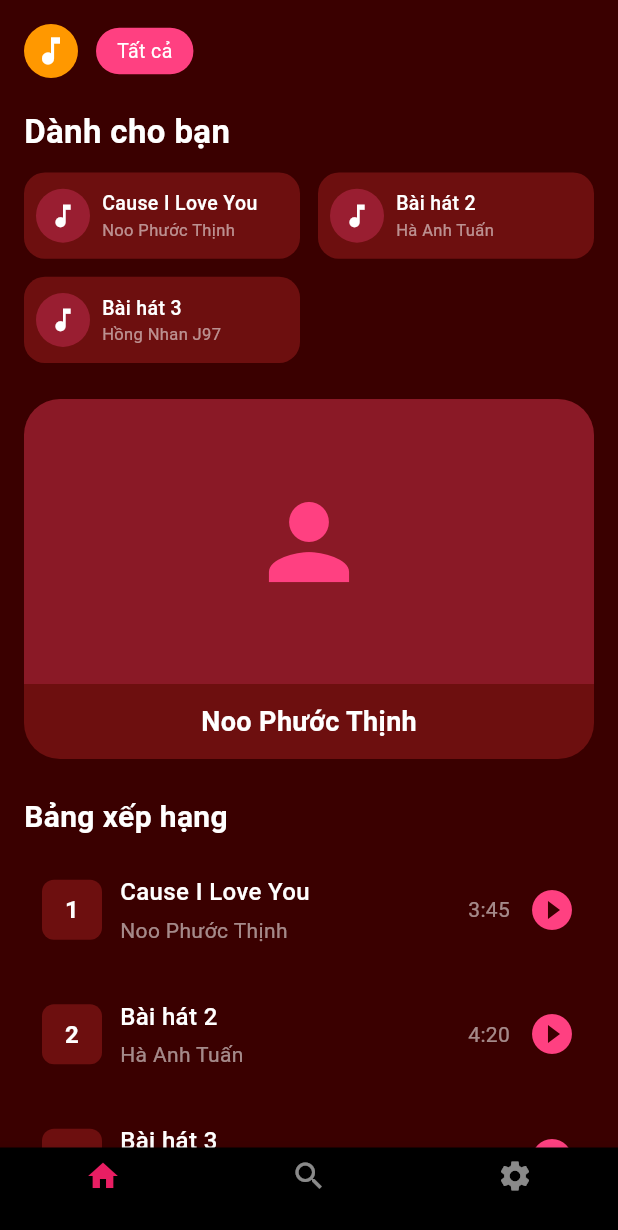
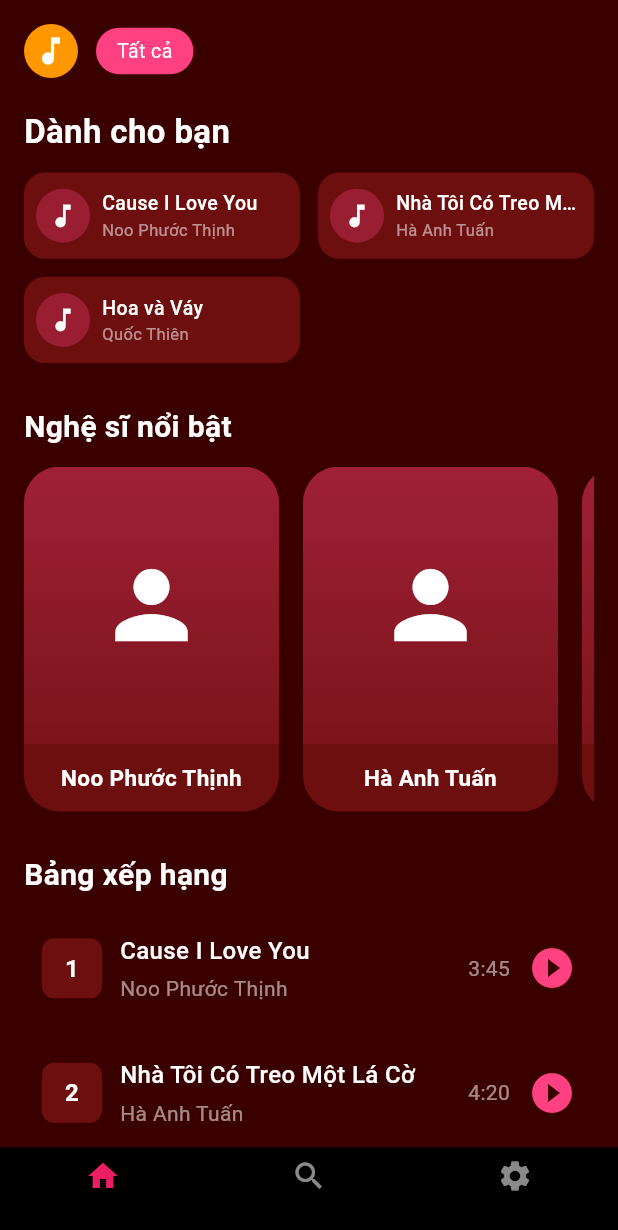
Before and after one commit to Ngocquyen111/TAQ-MUSIC, a Flutter app: the MainScreen screen opened directly, on a phone screen of 412 x 824 dp. Shown: the top 1230 px of the screen. Run offline on Flutter 3.47's test engine with Material 3 defaults, Android fonts, the phone set to English and light mode, and no system bars; our stand-ins replace audioplayers, firebase_auth, firebase_core, google_sign_in, image_picker, shared_preferences; accounts and stored records are empty.

Commit message:
Update ui home, nhạc

```diff
--- a/lib/data/music_data.dart
+++ b/lib/data/music_data.dart
@@ -3,7 +3,7 @@ import '../models/song.dart';
 
 class MusicData {
   static final List<Artist> artists = [
-    // Noo Phước Thịnh
+    // ================= NOO PHƯỚC THỊNH =================
     Artist(
       name: "Noo Phước Thịnh",
       image: "",
@@ -23,7 +23,7 @@ class MusicData {
         Song(
           title: "Cause I Love You",
           artist: "Noo Phước Thịnh",
-          filePath: "songs/cause_i_love_you.mp3",
+          filePath: "songs/Cause I Love You (Xuân Phát Tài 8).mp3",
           duration: "4:45",
         ),
         Song(
@@ -41,7 +41,7 @@ class MusicData {
       ],
     ),
 
-    // Hà Anh Tuấn
+    // ================= HÀ ANH TUẤN =================
     Artist(
       name: "Hà Anh Tuấn",
       image: "",
@@ -53,7 +53,7 @@ class MusicData {
           duration: "4:45",
         ),
         Song(
-          title: "Tháng mấy em nhớ anh",
+          title: "Tháng Mấy Em Nhớ Anh",
           artist: "Hà Anh Tuấn",
           filePath: "songs/Tháng Mấy Em Nhớ Anh_.mp3",
           duration: "4:28",
@@ -65,13 +65,13 @@ class MusicData {
           duration: "4:12",
         ),
         Song(
-          title: "Nhà tôi có treo một lá cờ",
+          title: "Nhà Tôi Có Treo Một Lá Cờ",
           artist: "Hà Anh Tuấn",
           filePath: "songs/Nhà Tôi Có Treo Một Lá Cờ.mp3",
           duration: "4:35",
         ),
         Song(
-          title: "Cơn mưa tình yêu",
+          title: "Cơn Mưa Tình Yêu",
           artist: "Hà Anh Tuấn",
           filePath: "songs/Cơn Mưa Tình Yêu.mp3",
           duration: "4:18",
@@ -79,9 +79,35 @@ class MusicData {
       ],
     ),
 
-    // Hồng Nhan J97
+    // ================= QUỐC THIÊN =================
     Artist(
-      name: "Hồng Nhan J97",
+      name: "Quốc Thiên",
+      image: "",
+      songs: [
+        Song(
+          title: "Hoa và Váy",
+          artist: "Quốc Thiên",
+          filePath: "songs/Hoa và Váy (RnB ver).mp3",
+          duration: "3:30",
+        ),
+        Song(
+          title: "Kiếp Sau Vẫn Là Người Việt Nam",
+          artist: "Quốc Thiên",
+          filePath: "songs/Kiếp Sau Vẫn Là Người Việt Nam.mp3",
+          duration: "4:12",
+        ),
+        Song(
+          title: "Rất Lâu Rồi Mới Khóc",
+          artist: "Quốc Thiên",
+          filePath: "songs/Rất Lâu Rồi Mới Khóc (New Version).mp3",
+          duration: "4:05",
+        ),
+      ],
+    ),
+
+    // ================= JACK - J97 =================
+    Artist(
+      name: "J97",
       image: "",
       songs: [
         Song(
@@ -91,19 +117,19 @@ class MusicData {
           duration: "4:22",
         ),
         Song(
-          title: "Sóng gió",
+          title: "Sóng Gió",
           artist: "Jack - J97",
           filePath: "songs/Sóng Gió.mp3",
           duration: "4:05",
         ),
         Song(
-          title: "Về bên anh",
+          title: "Về Bên Anh",
           artist: "Jack - J97",
           filePath: "songs/Về Bên Anh.mp3",
           duration: "3:58",
         ),
         Song(
-          title: "Trạm dừng chân",
+          title: "Trạm Dừng Chân",
           artist: "Jack - J97",
           filePath: "songs/Trạm Dừng Chân.mp3",
           duration: "4:15",
@@ -118,16 +144,18 @@ class MusicData {
     ),
   ];
 
-  // Lấy artist theo tên
+  // ================= HELPER METHODS =================
+
+  /// Lấy artist theo tên (so khớp tuyệt đối)
   static Artist? getArtistByName(String name) {
     try {
       return artists.firstWhere((artist) => artist.name == name);
-    } catch (e) {
+    } catch (_) {
       return null;
     }
   }
 
-  // Lấy tất cả bài hát của một artist
+  /// Lấy danh sách bài hát của một artist
   static List<Song> getSongsByArtist(String artistName) {
     final artist = getArtistByName(artistName);
     return artist?.songs ?? [];
--- a/lib/screens/home/home_screen.dart
+++ b/lib/screens/home/home_screen.dart
@@ -3,7 +3,7 @@ import '../../theme/app_colors.dart';
 import '../../services/music_service.dart';
 import '../../models/song.dart';
 import 'artist_detail_screen.dart';
-import 'profile_screen.dart'; // 🔽 ADDED
+import 'profile_screen.dart';
 
 class HomeScreen extends StatefulWidget {
   const HomeScreen({super.key});
@@ -15,6 +15,8 @@ class HomeScreen extends StatefulWidget {
 class _HomeScreenState extends State<HomeScreen> {
   final MusicService _musicService = MusicService();
 
+  // ================== DATA ==================
+
   final List<Song> _songs = [
     Song(
       title: "Cause I Love You",
@@ -23,42 +25,46 @@ class _HomeScreenState extends State<HomeScreen> {
       duration: "3:45",
     ),
     Song(
-      title: "Bài hát 2",
+      title: "Nhà Tôi Có Treo Một Lá Cờ",
       artist: "Hà Anh Tuấn",
-      filePath: "songs/song2.mp3",
+      filePath: "songs/Nhà Tôi Có Treo Một Lá Cờ.mp3",
       duration: "4:20",
     ),
     Song(
-      title: "Bài hát 3",
-      artist: "Hồng Nhan J97",
-      filePath: "songs/song3.mp3",
+      title: "Hoa và Váy",
+      artist: "Quốc Thiên",
+      filePath: "songs/Hoa và Váy (RnB ver).mp3",
       duration: "3:30",
     ),
   ];
 
-  String? _currentPlayingSong;
+  final List<Map<String, String>> _artists = [
+    {"name": "Noo Phước Thịnh", "image": ""},
+    {"name": "Hà Anh Tuấn", "image": ""},
+    {"name": "Quốc Thiên", "image": ""},
+  ];
+
+  // ================== PLAYER ==================
 
   @override
   void initState() {
     super.initState();
-    _musicService.onPlayerStateChanged.listen((state) {
-      if (mounted) {
-        setState(() {});
-      }
+    _musicService.onPlayerStateChanged.listen((_) {
+      if (mounted) setState(() {});
     });
   }
 
   void _playSong(Song song) async {
     await _musicService.play(song.filePath);
-    setState(() {
-      _currentPlayingSong = song.filePath;
-    });
+    setState(() {});
   }
 
-  bool _isCurrentlyPlaying(String filePath) {
+  bool _isPlaying(String filePath) {
     return _musicService.currentSongPath == filePath &&
         _musicService.isPlaying;
   }
+
+  // ================== UI ==================
 
   @override
   Widget build(BuildContext context) {
@@ -66,9 +72,9 @@ class _HomeScreenState extends State<HomeScreen> {
       child: ListView(
         padding: const EdgeInsets.all(16),
         children: [
+          // ================= HEADER =================
           Row(
             children: [
-              // 🔽 ADDED: bọc CircleAvatar để click vào Profile
               InkWell(
                 borderRadius: BorderRadius.circular(20),
                 onTap: () {
@@ -85,8 +91,6 @@ class _HomeScreenState extends State<HomeScreen> {
                   child: Icon(Icons.music_note, color: Colors.white),
                 ),
               ),
-              // 🔼 END ADDED
-
               const SizedBox(width: 12),
               _chip("Tất cả", active: true),
             ],
@@ -105,38 +109,60 @@ class _HomeScreenState extends State<HomeScreen> {
 
           const SizedBox(height: 12),
 
+          // ================= MINI SONGS =================
           GridView.builder(
+            shrinkWrap: true,
+            physics: const NeverScrollableScrollPhysics(),
+            itemCount: _songs.length > 4 ? 4 : _songs.length,
             gridDelegate: const SliverGridDelegateWithFixedCrossAxisCount(
               crossAxisCount: 2,
               crossAxisSpacing: 12,
               mainAxisSpacing: 12,
               childAspectRatio: 3.2,
             ),
-            shrinkWrap: true,
-            physics: const NeverScrollableScrollPhysics(),
-            itemCount: _songs.length > 4 ? 4 : _songs.length,
             itemBuilder: (context, index) {
-              final song = _songs[index];
-              return _miniItem(song);
+              return _miniItem(_songs[index]);
             },
           ),
 
-          const SizedBox(height: 24),
+          const SizedBox(height: 28),
 
-          GestureDetector(
+          // ================= ARTISTS =================
+          const Text(
+            "Nghệ sĩ nổi bật",
+            style: TextStyle(
+              color: Colors.white,
+              fontSize: 20,
+              fontWeight: FontWeight.bold,
+            ),
+          ),
+
+          const SizedBox(height: 12),
+
+          SizedBox(
+            height: 230,
+            child: ListView.separated(
+              scrollDirection: Axis.horizontal,
+              itemCount: _artists.length,
+              separatorBuilder: (_, __) => const SizedBox(width: 16),
+              itemBuilder: (context, index) {
+                final artist = _artists[index];
+
+                return InkWell(
+                  borderRadius: BorderRadius.circular(24),
                   onTap: () {
                     Navigator.push(
                       context,
                       MaterialPageRoute(
-                  builder: (context) => const ArtistDetailScreen(
-                    artistName: "Noo Phước Thịnh",
-                    artistImage: "",
+                        builder: (_) => ArtistDetailScreen(
+                          artistName: artist["name"]!,
+                          artistImage: artist["image"]!,
                         ),
                       ),
                     );
                   },
                   child: Container(
-              height: 240,
+                    width: 170,
                     decoration: BoxDecoration(
                       color: AppColors.card,
                       borderRadius: BorderRadius.circular(24),
@@ -146,7 +172,14 @@ class _HomeScreenState extends State<HomeScreen> {
                         Expanded(
                           child: Container(
                             decoration: BoxDecoration(
-                        color: Colors.pinkAccent.withOpacity(0.2),
+                              gradient: LinearGradient(
+                                colors: [
+                                  Colors.pinkAccent.withOpacity(0.35),
+                                  Colors.pinkAccent.withOpacity(0.1),
+                                ],
+                                begin: Alignment.topCenter,
+                                end: Alignment.bottomCenter,
+                              ),
                               borderRadius: const BorderRadius.vertical(
                                 top: Radius.circular(24),
                               ),
@@ -154,19 +187,20 @@ class _HomeScreenState extends State<HomeScreen> {
                             child: const Center(
                               child: Icon(
                                 Icons.person,
-                          size: 80,
-                          color: Colors.pinkAccent,
+                                size: 72,
+                                color: Colors.white,
                               ),
                             ),
                           ),
                         ),
-                  const Padding(
-                    padding: EdgeInsets.all(12),
+                        Padding(
+                          padding: const EdgeInsets.all(12),
                           child: Text(
-                      "Noo Phước Thịnh",
-                      style: TextStyle(
+                            artist["name"]!,
+                            textAlign: TextAlign.center,
+                            style: const TextStyle(
                               color: Colors.white,
-                        fontSize: 18,
+                              fontSize: 15,
                               fontWeight: FontWeight.w600,
                             ),
                           ),
@@ -174,10 +208,14 @@ class _HomeScreenState extends State<HomeScreen> {
                       ],
                     ),
                   ),
+                );
+              },
+            ),
           ),
 
-          const SizedBox(height: 24),
+          const SizedBox(height: 28),
 
+          // ================= RANKING =================
           const Text(
             "Bảng xếp hạng",
             style: TextStyle(
@@ -194,33 +232,15 @@ class _HomeScreenState extends State<HomeScreen> {
             physics: const NeverScrollableScrollPhysics(),
             itemCount: _songs.length,
             itemBuilder: (context, index) {
-              final song = _songs[index];
-              return _songItem(song, index + 1);
+              return _songItem(_songs[index], index + 1);
             },
           ),
-
-          const SizedBox(height: 24),
-
-          const Text(
-            "Nghệ sĩ",
-            style: TextStyle(
-              color: Colors.white,
-              fontSize: 20,
-              fontWeight: FontWeight.bold,
-            ),
-          ),
-
-          const SizedBox(height: 12),
-
-          _artistItem(context, "Noo Phước Thịnh", "assets/artist.jpg", _songs[0]),
-          _artistItem(context, "Hà Anh Tuấn", "assets/artist.jpg",
-              _songs.length > 1 ? _songs[1] : _songs[0]),
-          _artistItem(context, "Hồng Nhan J97", "assets/artist.jpg",
-              _songs.length > 2 ? _songs[2] : _songs[0]),
         ],
       ),
     );
   }
+
+  // ================= COMPONENTS =================
 
   Widget _chip(String text, {bool active = false}) {
     return Container(
@@ -237,7 +257,7 @@ class _HomeScreenState extends State<HomeScreen> {
   }
 
   Widget _miniItem(Song song) {
-    final isPlaying = _isCurrentlyPlaying(song.filePath);
+    final isPlaying = _isPlaying(song.filePath);
 
     return InkWell(
       onTap: () => _playSong(song),
@@ -245,8 +265,9 @@ class _HomeScreenState extends State<HomeScreen> {
       child: Container(
         padding: const EdgeInsets.all(8),
         decoration: BoxDecoration(
-          color:
-          isPlaying ? Colors.pinkAccent.withOpacity(0.2) : AppColors.card,
+          color: isPlaying
+              ? Colors.pinkAccent.withOpacity(0.2)
+              : AppColors.card,
           borderRadius: BorderRadius.circular(14),
           border: isPlaying
               ? Border.all(color: Colors.pinkAccent, width: 1.5)
@@ -275,26 +296,26 @@ class _HomeScreenState extends State<HomeScreen> {
                 children: [
                   Text(
                     song.title,
+                    maxLines: 1,
+                    overflow: TextOverflow.ellipsis,
                     style: const TextStyle(
                       color: Colors.white,
                       fontSize: 13,
                       fontWeight: FontWeight.w500,
                     ),
-                    maxLines: 1,
-                    overflow: TextOverflow.ellipsis,
                   ),
                   Text(
                     song.artist,
+                    maxLines: 1,
+                    overflow: TextOverflow.ellipsis,
                     style: const TextStyle(
                       color: Colors.white54,
                       fontSize: 11,
                     ),
-                    maxLines: 1,
-                    overflow: TextOverflow.ellipsis,
                   ),
                 ],
               ),
-            )
+            ),
           ],
         ),
       ),
@@ -302,7 +323,7 @@ class _HomeScreenState extends State<HomeScreen> {
   }
 
   Widget _songItem(Song song, int index) {
-    final isPlaying = _isCurrentlyPlaying(song.filePath);
+    final isPlaying = _isPlaying(song.filePath);
 
     return Padding(
       padding: const EdgeInsets.only(bottom: 12),
@@ -385,57 +406,4 @@ class _HomeScreenState extends State<HomeScreen> {
       ),
     );
   }
-
-  Widget _artistItem(
-      BuildContext context, String name, String imagePath, Song song) {
-    final isPlaying = _isCurrentlyPlaying(song.filePath);
-
-    return Padding(
-      padding: const EdgeInsets.only(bottom: 12),
-      child: Row(
-        children: [
-          Container(
-            width: 44,
-            height: 44,
-            decoration: BoxDecoration(
-              color: Colors.pinkAccent.withOpacity(0.3),
-              shape: BoxShape.circle,
-            ),
-            child: const Icon(Icons.person, color: Colors.white, size: 24),
-          ),
-          const SizedBox(width: 12),
-          Expanded(
-            child: InkWell(
-              onTap: () {
-                Navigator.push(
-                  context,
-                  MaterialPageRoute(
-                    builder: (context) => ArtistDetailScreen(
-                      artistName: name,
-                      artistImage: imagePath,
-                    ),
-                  ),
-                );
-              },
-              child: Text(
-                name,
-                style:
-                const TextStyle(color: Colors.white, fontSize: 16),
-              ),
-            ),
-          ),
-          IconButton(
-            icon: Icon(
-              isPlaying
-                  ? Icons.pause_circle_filled
-                  : Icons.play_circle_filled,
-              color: isPlaying ? Colors.pinkAccent : Colors.white,
-              size: 28,
-            ),
-            onPressed: () => _playSong(song),
-          ),
-        ],
-      ),
-    );
 }
-}
--- a/lib/services/music_service.dart
+++ b/lib/services/music_service.dart
@@ -33,12 +33,12 @@ class MusicService {
 
   Future<void> pause() async {
     await _audioPlayer.pause();
-    _isPlaying = false; // ✅ CẬP NHẬT NGAY
+    _isPlaying = false;
   }
 
   Future<void> resume() async {
     await _audioPlayer.resume();
-    _isPlaying = true; // ✅ CẬP NHẬT NGAY
+    _isPlaying = true;
   }
 
   Future<void> stop() async {
```
Also changed, not shown: pubspec.lock, 6 other files. Lines whose indentation alone changed are shown as unchanged.
